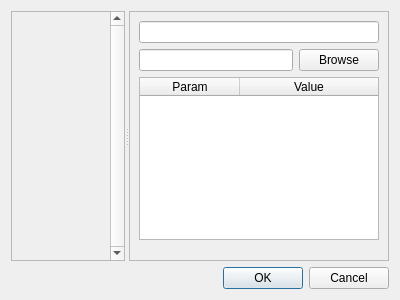
The window that app/texture_browser.ui (tonttu/Shaderkit) describes before a commit, drawn with Qt 5.
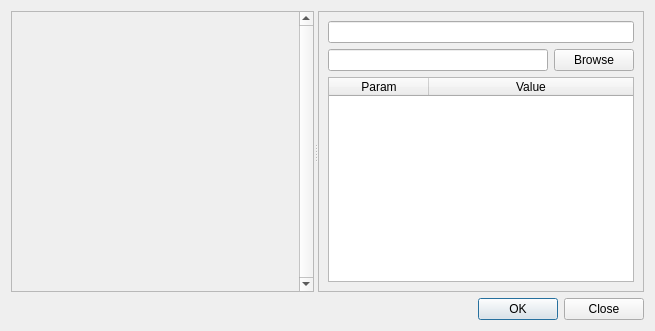
The same window after the commit. Icons and pictures are not drawn.

Commit message: Changing and adding new values in TextureBrowser

What changed in the file:
```diff
--- a/app/texture_browser.ui
+++ b/app/texture_browser.ui
@@ -1,13 +1,13 @@
 <?xml version="1.0" encoding="UTF-8"?>
 <ui version="4.0">
  <class>TextureBrowser</class>
- <widget class="QDialog" name="TextureBrowser">
+ <widget class="QWidget" name="TextureBrowser">
   <property name="geometry">
    <rect>
     <x>0</x>
     <y>0</y>
-    <width>400</width>
-    <height>300</height>
+    <width>655</width>
+    <height>331</height>
    </rect>
   </property>
   <property name="windowTitle">
@@ -58,8 +58,8 @@
             <rect>
              <x>0</x>
              <y>0</y>
-             <width>97</width>
-             <height>239</height>
+             <width>284</width>
+             <height>270</height>
             </rect>
            </property>
           </widget>
@@ -71,7 +71,7 @@
      <widget class="QFrame" name="panel">
       <property name="minimumSize">
        <size>
-        <width>260</width>
+        <width>320</width>
         <height>0</height>
        </size>
       </property>
@@ -88,19 +88,6 @@
        <item row="1" column="0">
         <widget class="QLineEdit" name="filename"/>
        </item>
-       <item row="3" column="0">
-        <spacer name="verticalSpacer">
-         <property name="orientation">
-          <enum>Qt::Vertical</enum>
-         </property>
-         <property name="sizeHint" stdset="0">
-          <size>
-           <width>20</width>
-           <height>40</height>
-          </size>
-         </property>
-        </spacer>
-       </item>
        <item row="1" column="1">
         <widget class="QPushButton" name="browse">
          <property name="text">
@@ -153,7 +140,7 @@
       <enum>Qt::Horizontal</enum>
      </property>
      <property name="standardButtons">
-      <set>QDialogButtonBox::Cancel|QDialogButtonBox::Ok</set>
+      <set>QDialogButtonBox::Close|QDialogButtonBox::Ok</set>
      </property>
     </widget>
    </item>
```
Left out of the diff: 35 changed lines with no effect on the pictures. The commit also changes 6 other files.
